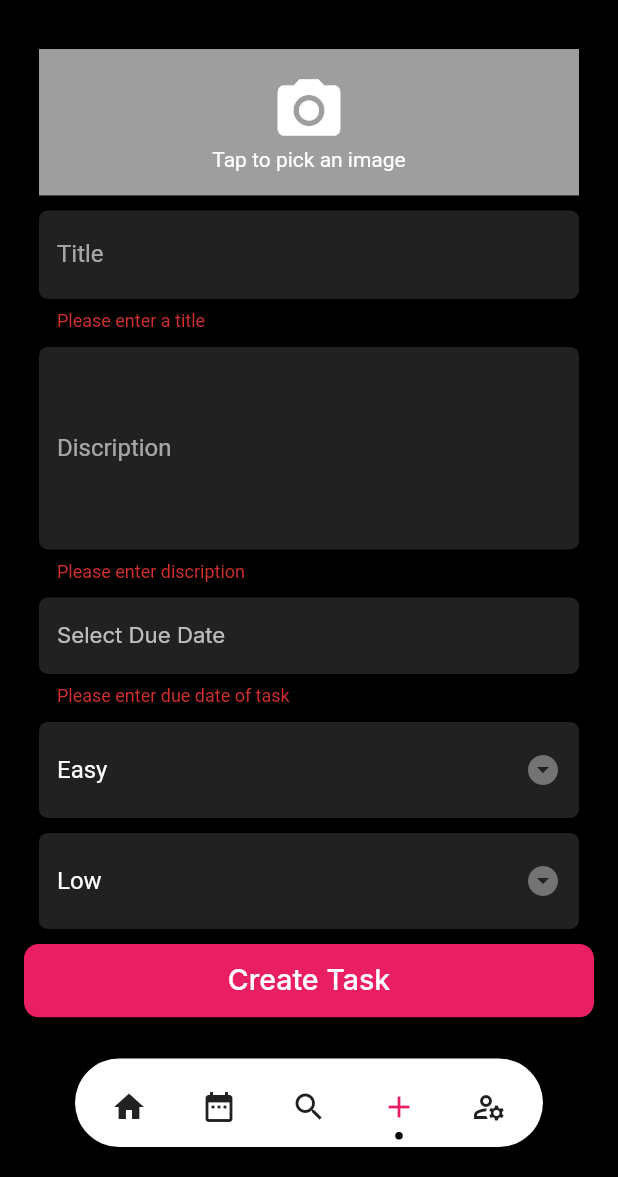
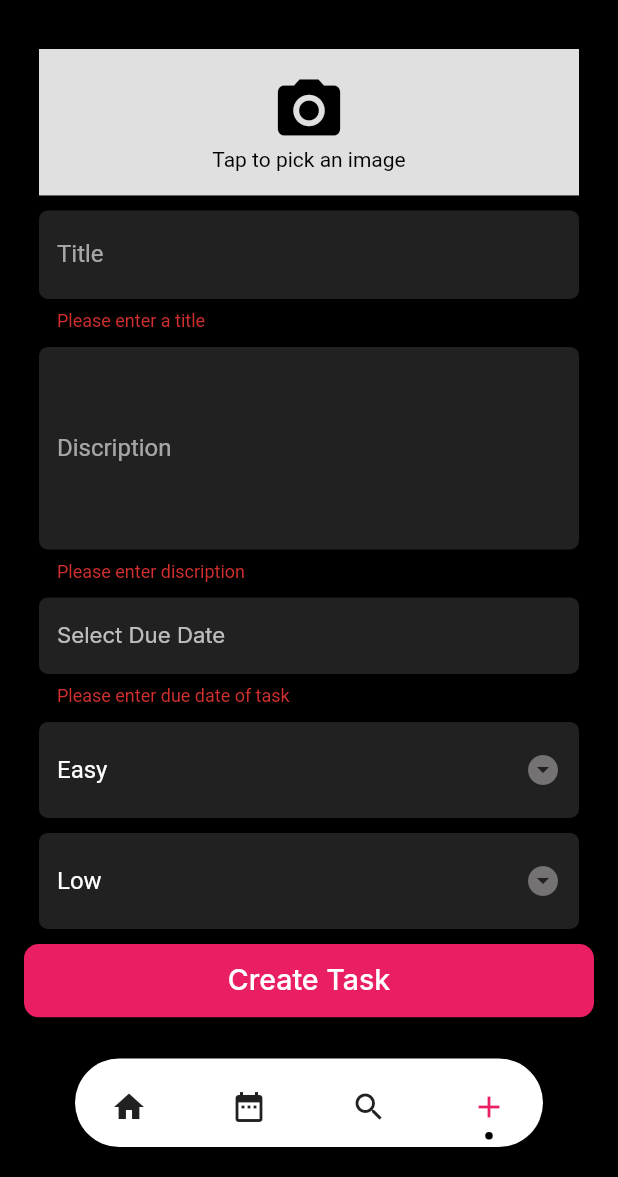
Before and after one commit to WaqasAliAnjum787/todo_test, a Flutter app: the screen it shows after launch, item 4 of the bottom bar chosen, after a tap on "Create Task", on a phone screen of 412 x 824 dp, the part 59-1236 px from its top. Run offline on Flutter 3.47's test engine with Material 3 defaults, Android fonts, the phone set to English and light mode, and no system bars; drawn by our look-alikes of dot_navigation_bar, oktoast; our stand-ins replace cached_network_image, cloud_firestore, firebase_core, firebase_storage, flutter_screenutil, fluttertoast and 4 more; missing offline and left inert: board_datetime_picker; accounts and stored records are empty.

Commit message:
almost complete

```diff
--- a/lib/app/data/data/app_assets.dart
+++ b/lib/app/data/data/app_assets.dart
@@ -1,3 +1,3 @@
 class AppAssets {
-
+  static const String loteAnimation = 'assets/animations/no_data_found_animation.json';
 }
--- a/lib/app/data/data/app_colors.dart
+++ b/lib/app/data/data/app_colors.dart
@@ -4,7 +4,6 @@ class AppColors {
   static const Color kPrimary = Color(0xFFEA1E63);
   static const Color primaryColor = Color(0xFF2b1887);
 
-  //#
   static const Color kSecondary = Color(0xFFE3B6E0);
   static const Color kBlue = Color(0xFF5433FE);
   static const Color kWhite = Color(0xFFFFFFFF);
@@ -17,6 +16,4 @@ class AppColors {
 
   static const Color kOrange = Color(0xFFecb800);
   static const Color kTextColor = Color(0xFF2b1887);
-
-//       color: AppColors.kOrange,#
 }
--- a/lib/app/modules/add_todo/add_to_view.dart
+++ b/lib/app/modules/add_todo/add_to_view.dart
@@ -1,6 +1,6 @@
 import 'package:board_datetime_picker/board_datetime_picker.dart';
-import 'package:cached_network_image/cached_network_image.dart';
 import 'package:flutter/material.dart';
+import 'package:get/get.dart';
 import 'package:get/instance_manager.dart';
 import 'package:todo/app/controllers/todo_controller.dart';
 import 'package:todo/app/data/data/app_constents.dart';
@@ -40,9 +40,10 @@ class _AddOrUpdateTodoState extends State<AddOrUpdateTodo> {
       title.text = widget.todo!.title;
       dicription.text = widget.todo!.description;
       priority.text = widget.todo!.priority;
-      time.text = dateAndTimeService
+      dueDate.text = dateAndTimeService
           .convertToDateTime(widget.todo!.dueDate!)
-          .toString();
+          .toString()
+          .substring(0, 10);
     }
     super.initState();
   }
@@ -149,6 +150,9 @@ class _AddOrUpdateTodoState extends State<AddOrUpdateTodo> {
                   padding:
                       const EdgeInsets.only(left: 10, right: 10, bottom: 10),
                   child: CustomDropDown(
+                    value: widget.isInEditMode == true
+                        ? widget.todo!.difficulityLevel
+                        : null,
                     items: DifficulityLevel.values.map((e) => e.name).toList(),
                     hint: "Select Difficulity level of task",
                     onChanged: (p0) {
@@ -160,8 +164,11 @@ class _AddOrUpdateTodoState extends State<AddOrUpdateTodo> {
                   padding:
                       const EdgeInsets.only(left: 10, right: 10, bottom: 10),
                   child: CustomDropDown(
+                    value: widget.isInEditMode == true
+                        ? widget.todo!.priority
+                        : null,
                     items: Priority.values.map((e) => e.name).toList(),
-                    hint: "Select Difficulity level of task",
+                    hint: "Select Priority level of task",
                     onChanged: (p0) {
                       priority.text = p0 ?? '';
                     },
@@ -199,6 +206,7 @@ class _AddOrUpdateTodoState extends State<AddOrUpdateTodo> {
                       status: '',
                       dueDate: date!.millisecondsSinceEpoch),
                   file);
+              Get.snackbar("Task Updated", "Task Updated Successfully");
             } else {
               todoController.addTodo(
                 TodoModel(
@@ -213,6 +221,7 @@ class _AddOrUpdateTodoState extends State<AddOrUpdateTodo> {
                     dueDate: date!.millisecondsSinceEpoch),
                 file,
               );
+              Get.snackbar("Task Created", "Task Created Successfully");
             }
           }
         },
--- a/lib/app/modules/dashboard/components/botton_navigation_bar.dart
+++ b/lib/app/modules/dashboard/components/botton_navigation_bar.dart
@@ -63,13 +63,6 @@ class _CustomBottomNavigationBarState extends State<CustomBottomNavigationBar> {
           selectedColor: AppColors.kPrimary,
           unselectedColor: AppColors.kFilledColor,
         ),
-        DotNavigationBarItem(
-          icon: const Icon(
-            Icons.manage_accounts_outlined,
-          ),
-          selectedColor: AppColors.kPrimary,
-          unselectedColor: AppColors.kFilledColor,
-        ),
       ],
     );
   }
--- a/lib/app/modules/dashboard/dash_board.dart
+++ b/lib/app/modules/dashboard/dash_board.dart
@@ -5,7 +5,6 @@ import 'package:todo/app/modules/add_todo/add_to_view.dart';
 import 'package:todo/app/modules/dashboard/components/botton_navigation_bar.dart';
 import 'package:todo/app/modules/due_date/due_date_view.dart';
 import 'package:todo/app/modules/home/home_page.dart';
-import 'package:todo/app/modules/profile/profile_view.dart';
 import 'package:todo/app/modules/search/search_view.dart';
 
 class Dashboard extends StatefulWidget {
@@ -19,10 +18,9 @@ class _DashboardState extends State<Dashboard> {
 
   List<Widget> listOfPages = [
     HomePage(),
-    DueDateView(),
+    ProgessView(),
     SearchView(),
     AddOrUpdateTodo(),
-    UserProfilePage()
   ];
 
   int index = 0;
--- a/lib/app/modules/home/components/user_card.dart
+++ /dev/null
@@ -1,59 +0,0 @@
-import 'package:flutter/material.dart';
-import 'package:todo/app/data/data/app_colors.dart';
-
-class UserCard extends StatelessWidget {
-  const UserCard({super.key});
-
-  @override
-  Widget build(BuildContext context) {
-    return SliverAppBar(
-      backgroundColor: AppColors.kGrey2,
-      expandedHeight: 200,
-      flexibleSpace: const FlexibleSpaceBar(
-        title: Column(
-          mainAxisAlignment: MainAxisAlignment.end,
-          crossAxisAlignment: CrossAxisAlignment.start,
-          children: [
-            Text(
-              'John Doe',
-              style: TextStyle(
-                fontSize: 20,
-                fontWeight: FontWeight.bold,
-              ),
-            ),
-            Text(
-              'Software Engineer',
-              style: TextStyle(
-                fontSize: 16,
-              ),
-            ),
-          ],
-        ),
-        collapseMode: CollapseMode.parallax,
-        background: Align(
-          alignment: Alignment.topCenter,
-          child: Padding(
-            padding: EdgeInsets.only(
-              bottom: 100,
-            ),
-            child: Column(
-              mainAxisAlignment: MainAxisAlignment.end,
-              crossAxisAlignment: CrossAxisAlignment.end,
-              children: [
-                CircleAvatar(
-                  radius: 30,
-                  backgroundImage: NetworkImage(
-                    'https://images.unsplash.com/photo-1438761681033-6461ffad8d80?q=80&w=1470&auto=format&fit=crop&ixlib=rb-4.0.3&ixid=M3wxMjA3fDB8MHxwaG90by1wYWdlfHx8fGVufDB8fHx8fA%3D%3D',
-                  ),
-                ),
-              ],
-            ),
-          ),
-        ),
-      ),
-      pinned: true,
-      floating: true,
-      snap: false,
-    );
-  }
-}
--- a/lib/app/modules/home/home_page.dart
+++ b/lib/app/modules/home/home_page.dart
@@ -1,9 +1,9 @@
 import 'package:flutter/material.dart';
 import 'package:get/get.dart';
 import 'package:todo/app/controllers/todo_controller.dart';
+import 'package:todo/app/data/data/app_typography.dart';
 import 'package:todo/app/models/todo_model.dart';
 import 'package:todo/app/modules/home/components/list_item.dart';
-import 'package:todo/app/modules/home/components/user_card.dart';
 
 class HomePage extends StatelessWidget {
   const HomePage({super.key});
@@ -12,9 +12,21 @@ class HomePage extends StatelessWidget {
 
   @override
   Widget build(BuildContext context) {
-    return CustomScrollView(
+    return SafeArea(
+      child: CustomScrollView(
         slivers: [
-        UserCard(),
+          SliverAppBar(
+            centerTitle: true,
+            title: Text(
+              'TaskBuddy',
+              style: AppTypography.kBold18,
+            ),
+            floating: true,
+            snap: true,
+            pinned: true,
+            expandedHeight: 100.0,
+            flexibleSpace: FlexibleSpaceBar(),
+          ),
           Obx(
             () => SliverList.builder(
               itemCount: todoController.todos.value.length,
@@ -27,6 +39,7 @@ class HomePage extends StatelessWidget {
             ),
           )
         ],
+      ),
     );
   }
 }
--- a/lib/app/modules/search/search_view.dart
+++ b/lib/app/modules/search/search_view.dart
@@ -1,4 +1,5 @@
 import 'package:flutter/material.dart';
+import 'package:flutter_screenutil/flutter_screenutil.dart';
 import 'package:get/get.dart';
 import 'package:todo/app/controllers/todo_controller.dart';
 import 'package:todo/app/models/todo_model.dart';
@@ -28,6 +29,7 @@ class _SearchViewState extends State<SearchView> {
         appBar: AppBar(title: Text('Search')),
         body: Column(
           children: [
+            SizedBox(height: 7.h),
             Padding(
               padding: EdgeInsets.only(left: 10, right: 10, bottom: 10),
               child: TextField(
--- a/lib/app/modules/widgets/custom_drop_down.dart
+++ b/lib/app/modules/widgets/custom_drop_down.dart
@@ -6,12 +6,14 @@ class CustomDropDown extends StatefulWidget {
   final List<String> items;
   final String hint;
   final Function(String?)? onChanged;
+  final String? value;
 
   const CustomDropDown({
     Key? key,
     required this.items,
     required this.hint,
     this.onChanged,
+    this.value,
   }) : super(key: key);
 
   @override
@@ -30,7 +32,7 @@ class _CustomDropDownState extends State<CustomDropDown> {
               DropdownMenuItem(child: Text(e.capitalizeFirst!), value: e))
           .toList(),
       hint: Text(widget.hint),
-      value: widget.items.first,
+      value: widget.value ?? widget.items.first,
       onChanged: (String? newValue) {
         setState(() {
           _value = newValue;
--- a/lib/app/modules/widgets/image_picker_container.dart
+++ b/lib/app/modules/widgets/image_picker_container.dart
@@ -2,9 +2,10 @@ import 'dart:io';
 import 'package:cached_network_image/cached_network_image.dart';
 import 'package:flutter/material.dart';
 import 'package:flutter_screenutil/flutter_screenutil.dart';
+import 'package:todo/app/data/data/app_colors.dart';
 import 'package:todo/app/services/image_picker_service.dart';
 
-// ignore: must_be_immutables
+// ignore: must_be_immutables, must_be_immutable
 class ImagePickerContainer extends StatefulWidget {
   final Function(File) onImagePicked;
   String? imageUrl;
@@ -35,7 +36,7 @@ class _ImagePickerContainerState extends State<ImagePickerContainer> {
             : _image == null
                 ? Container(
                     height: 100.h,
-                    color: Colors.grey,
+                    color: Colors.grey[300],
                     child: const Center(
                       child: Column(
                         mainAxisAlignment: MainAxisAlignment.center,
@@ -43,11 +44,11 @@ class _ImagePickerContainerState extends State<ImagePickerContainer> {
                           Icon(
                             Icons.camera_alt,
                             size: 50,
-                            color: Colors.white,
+                            color: AppColors.kBackground,
                           ),
                           Text(
                             'Tap to pick an image',
-                            style: TextStyle(color: Colors.white),
+                            style: TextStyle(color: AppColors.kBackground),
                           ),
                         ],
                       ),
```
Also changed, not shown: lib/app/modules/due_date/complete_view.dart (added, +38 -0 lines), lib/app/modules/due_date/due_date_todo_view.dart (added, +40 -0 lines), lib/app/modules/due_date/due_date_view.dart (+6 -55 lines), lib/app/modules/home/components/list_item.dart (+34 -55 lines), lib/app/modules/profile/profile_view.dart (deleted, +0 -52 lines). Lines whose indentation alone changed are shown as unchanged.
